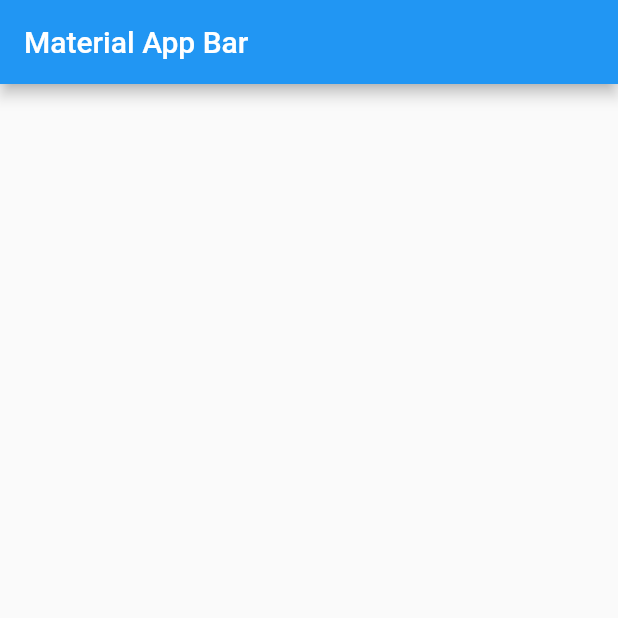
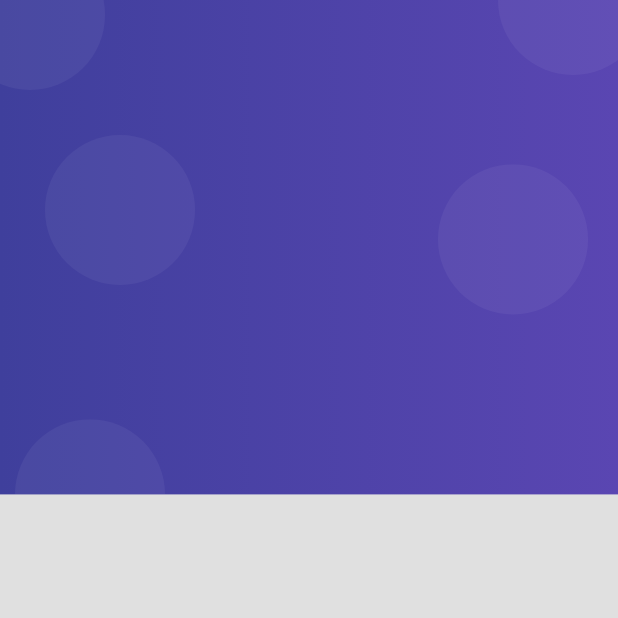
Before and after one commit to SamaritanoDev/guiaflutter, a Flutter app: the screen it shows after launch, on a phone screen of 412 x 824 dp, the top half of it. Run offline on Flutter 3.47's test engine with Material 2 defaults, Android fonts, the phone set to English and light mode, and no system bars.

Commit message:
Background purple with circles

```diff
--- a/appsaveproducts/lib/main.dart
+++ b/appsaveproducts/lib/main.dart
@@ -1,3 +1,4 @@
+import 'package:appsaveproducts/screens/screens.dart';
 import 'package:flutter/material.dart';
 
 void main() => runApp(const MyApp());
@@ -10,11 +11,13 @@ class MyApp extends StatelessWidget {
     return MaterialApp(
       debugShowCheckedModeBanner: false,
       title: 'Material App',
-      home: Scaffold(
-        appBar: AppBar(
-          title: const Text('Material App Bar'),
-        ),
-      ),
+      initialRoute: 'login',
+      routes: {
+        'login': (context) => const LoginScreen(),
+        'home': (context) => const HomeScreen(),
+      },
+      theme:
+          ThemeData.light().copyWith(scaffoldBackgroundColor: Colors.grey[300]),
     );
   }
 }
--- a/appsaveproducts/lib/screens/login_screen.dart
+++ b/appsaveproducts/lib/screens/login_screen.dart
@@ -1,3 +1,4 @@
+import 'package:appsaveproducts/widgets/widgets.dart';
 import 'package:flutter/material.dart';
 
 class LoginScreen extends StatelessWidget {
@@ -6,9 +7,7 @@ class LoginScreen extends StatelessWidget {
   @override
   Widget build(BuildContext context) {
     return const Scaffold(
-      body: Center(
-        child: Text('Login'),
-      ),
+      body: AuthBackground()
     );
   }
 }
--- /dev/null
+++ b/appsaveproducts/lib/screens/screens.dart
@@ -0,0 +1,2 @@
+export 'package:appsaveproducts/screens/home_screen.dart';
+export 'package:appsaveproducts/screens/login_screen.dart';
--- /dev/null
+++ b/appsaveproducts/lib/widgets/auth_background.dart
@@ -0,0 +1,61 @@
+import 'package:flutter/material.dart';
+
+class AuthBackground extends StatelessWidget {
+  const AuthBackground({Key? key}) : super(key: key);
+
+  @override
+  Widget build(BuildContext context) {
+    return SizedBox(
+      width: double.infinity,
+      height: double.infinity,
+      child: Stack(children: const [
+        _PurpleBox(),
+      ]),
+    );
+  }
+}
+
+class _PurpleBox extends StatelessWidget {
+  const _PurpleBox({Key? key}) : super(key: key);
+
+  @override
+  Widget build(BuildContext context) {
+    final size = MediaQuery.of(context).size;
+
+    return Container(
+      width: double.infinity,
+      height: size.height * 0.40,
+      decoration: _purpleBackground(),
+      child: Stack(children: const [
+        Positioned(top: 90, left: 30, child: _Bubble()),
+        Positioned(top: -40, left: -30, child: _Bubble()),
+        Positioned(top: -50, right: -20, child: _Bubble()),
+        Positioned(bottom: -50, left: 10, child: _Bubble()),
+        Positioned(bottom: 120, right: 20, child: _Bubble()),
+      ]),
+    );
+  }
+
+  BoxDecoration _purpleBackground() => const BoxDecoration(
+        gradient: LinearGradient(colors: [
+          Color.fromRGBO(63, 63, 156, 1),
+          Color.fromRGBO(90, 70, 178, 1),
+        ]),
+      );
+}
+
+class _Bubble extends StatelessWidget {
+  const _Bubble({Key? key}) : super(key: key);
+
+  @override
+  Widget build(BuildContext context) {
+    return Container(
+      width: 100,
+      height: 100,
+      decoration: BoxDecoration(
+        color: const Color.fromRGBO(255, 255, 255, 0.05),
+        borderRadius: BorderRadius.circular(100),
+      ),
+    );
+  }
+}
--- /dev/null
+++ b/appsaveproducts/lib/widgets/widgets.dart
@@ -0,0 +1 @@
+export 'package:appsaveproducts/widgets/auth_background.dart';
```
